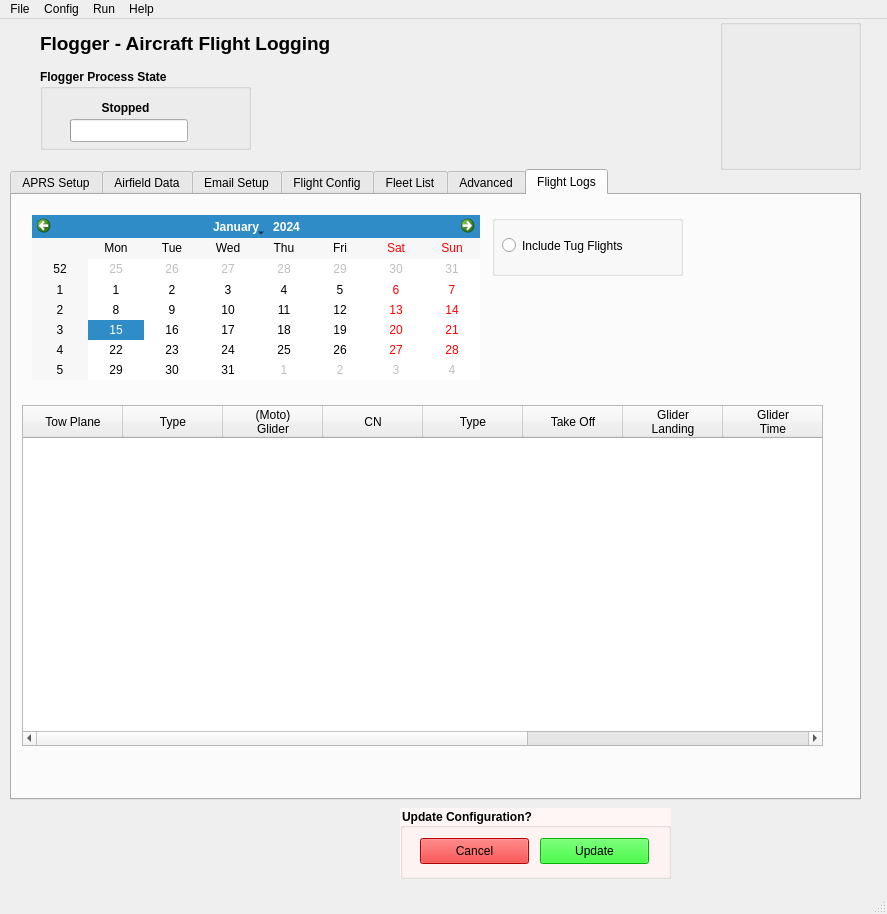
tobiz/OGN-Flogger, file data/flogger.ui: the form before one commit.
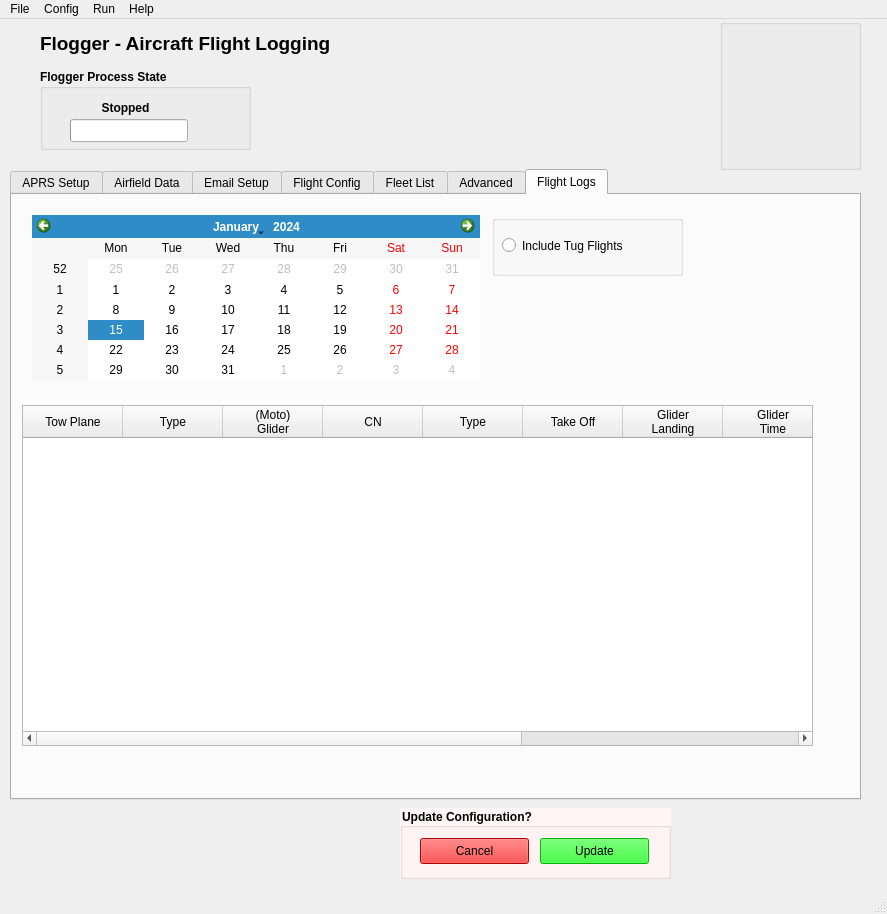
The form after the commit. The open tabs and pages were chosen to show the change. Icons and pictures are not drawn.

Commit message: Slight adjustments on image size

Patch:
```diff
--- a/data/flogger.ui
+++ b/data/flogger.ui
@@ -2381,7 +2381,7 @@
        <rect>
         <x>10</x>
         <y>210</y>
-        <width>801</width>
+        <width>791</width>
         <height>341</height>
        </rect>
       </property>
```
Left out of the diff: 2 changed lines with no effect on the pictures.
